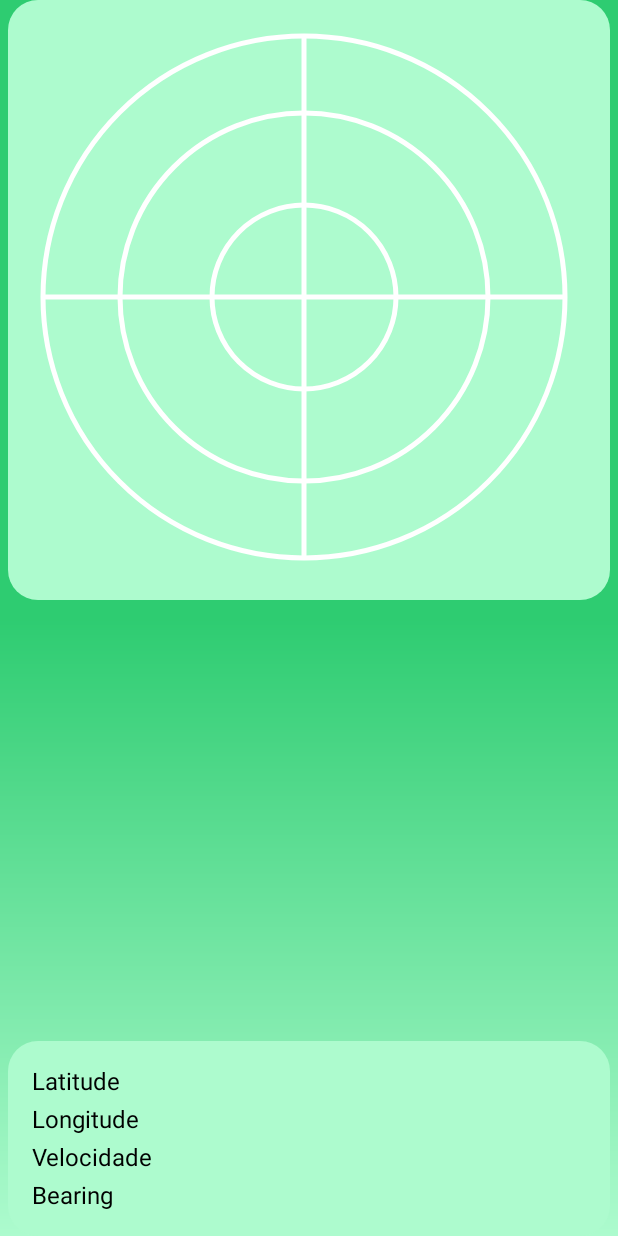
After one commit to AdelmoMenezes123/track-mobile-java, an Android app: the Gnss screen opened directly, with no data from a screen before it, on a phone screen of 412 x 824 dp. The commit adds this screen. Run offline under Robolectric (Android 15) with nearby library versions, the phone set to English and light mode, and no system bars.

Commit message:
finaliza projeto

```diff
--- a/app/build.gradle
+++ b/app/build.gradle
@@ -17,7 +17,7 @@ android {
 
     buildTypes {
         release {
-            minifyEnabled true
+            minifyEnabled false
             proguardFiles getDefaultProguardFile('proguard-android-optimize.txt'), 'proguard-rules.pro'
         }
     }
--- /dev/null
+++ b/app/src/main/java/com/example/track/Gnss.java
@@ -0,0 +1,185 @@
+package com.example.track;
+
+
+import androidx.annotation.NonNull;
+import androidx.annotation.RequiresApi;
+import androidx.appcompat.app.AppCompatActivity;
+import androidx.core.app.ActivityCompat;
+import androidx.core.location.GnssStatusCompat;
+
+import android.Manifest;
+import android.content.Context;
+import android.content.SharedPreferences;
+import android.content.pm.PackageManager;
+import android.location.GnssStatus;
+import android.location.Location;
+import android.location.LocationListener;
+import android.location.LocationManager;
+import android.location.LocationProvider;
+import android.os.Build;
+import android.os.Bundle;
+import android.widget.TextView;
+import android.widget.Toast;
+
+import java.text.DecimalFormat;
+
+public class Gnss extends AppCompatActivity implements LocationListener{
+    private LocationManager locationManager;
+    private LocationProvider locationProvider;
+    private GnssStatusCallback gnssStatusCallback;
+    private SharedPreferences sharedPrefs;
+    private TextView txtLatitude, txtLongitude, txtVelocidade, txtBearing;
+    private cGnssView circuloGnss;
+
+    @RequiresApi(api = Build.VERSION_CODES.N)
+    @Override
+    protected void onCreate(Bundle savedInstanceState) {
+        super.onCreate(savedInstanceState);
+        setContentView(R.layout.activity_gnss);
+        circuloGnss=findViewById(R.id.circuloGnss);
+        locationManager = (LocationManager)getSystemService(LOCATION_SERVICE);
+        locationProvider = locationManager.getProvider(LocationManager.GPS_PROVIDER);
+//        sharedPrefs = getSharedPreferences("MyPreferences", Context.MODE_PRIVATE);
+        instaciaTxt();
+        ativaGNSS();
+    }
+
+    @RequiresApi(api = Build.VERSION_CODES.N)
+    @Override
+    public void onStop() {
+        super.onStop();
+        desativaGNSS();
+    }
+
+    public void instaciaTxt(){
+        txtLatitude = (TextView) findViewById(R.id.text_latitudeGnss);
+        txtLongitude = (TextView) findViewById(R.id.text_longitudeGnss);
+        txtVelocidade = (TextView) findViewById(R.id.text_VelocidadeGnss);
+        txtBearing = (TextView) findViewById(R.id.text_BearingGnss);
+    }
+
+
+    @RequiresApi(api = Build.VERSION_CODES.N)
+    private void desativaGNSS() {
+        // locationManager.removeUpdates(this);
+        locationManager.unregisterGnssStatusCallback(gnssStatusCallback);
+    }
+
+    @RequiresApi(api = Build.VERSION_CODES.N)
+    public void ativaGNSS(){
+        if (ActivityCompat.checkSelfPermission(this, Manifest.permission.ACCESS_FINE_LOCATION)
+                != PackageManager.PERMISSION_GRANTED && ActivityCompat.checkSelfPermission(this, Manifest.permission.ACCESS_COARSE_LOCATION)
+                != PackageManager.PERMISSION_GRANTED) {
+            ActivityCompat.requestPermissions(Gnss.this, new String[]{Manifest.permission.ACCESS_FINE_LOCATION}, 1);
+        }
+        locationManager.requestLocationUpdates(locationProvider.getName(),
+                5*1000,
+                0.1f,
+                Gnss.this);
+        gnssStatusCallback = new GnssStatusCallback();
+        locationManager.registerGnssStatusCallback(gnssStatusCallback);
+    }
+
+    @RequiresApi(api = Build.VERSION_CODES.N)
+    @Override
+    public void onRequestPermissionsResult(int requestCode, String[] permissions, int[] grantResults){
+        super.onRequestPermissionsResult(requestCode, permissions, grantResults);
+        switch (requestCode){
+            case 1:
+                if(grantResults.length > 0 && grantResults[0] == PackageManager.PERMISSION_GRANTED){
+                    ativaGNSS();
+                }
+                else{
+                    Toast.makeText(this, "Localização desativada", Toast.LENGTH_SHORT).show();
+                    finish();
+                }
+                return;
+        }
+    }
+
+    public void escreverNaBarraDeStatusLocalizacao(double latitude, double longitude, double velocidade, double bearing){
+        txtLatitude.setText(trataCoordenadas(latitude));
+        txtLongitude.setText(trataCoordenadas(longitude));
+        txtVelocidade.setText(trataVelocidade(velocidade));
+        txtBearing.setText(String.valueOf(bearing));
+    }
+
+    @Override
+    public void onLocationChanged(@NonNull Location location) {
+        escreverNaBarraDeStatusLocalizacao(location.getLatitude(), location.getLongitude(), location.getSpeed(), location.getBearing());
+    }
+
+    public String formatarFloat(double numero){
+        String retorno = "";
+
+            DecimalFormat formatter = new DecimalFormat("0.00");
+            try{
+                retorno = formatter.format(numero);
+            }catch(Exception ex){
+                System.err.println("Erro ao formatar numero: " + ex);
+            }
+        return retorno;
+    }
+
+    public String trataVelocidade(double velo){
+        String result = "";
+        double velocidade = velo;
+
+            double Km = velocidade*3.60;
+            result = formatarFloat(Km) + " Km/h";
+
+        return result;
+    }
+
+    public String trataCoordenadas(double lat){
+        double valGrau, valMin, valSeg = 0;
+        String result = "";
+        String latnormal = "";
+        String retorno = "";
+        double aux = lat;
+        lat = Math.abs(lat);
+
+            latnormal = Location.convert(lat, Location.FORMAT_DEGREES).replace(",", ".");
+            result = latnormal + "º";
+
+            //para grau, minutos e segundos
+            valGrau = Math.floor(lat);
+            result = formatarFloat(valGrau) + "º";
+
+            valMin = Math.floor((lat - valGrau) * 60);
+            result += formatarFloat(valMin) + "'";
+
+            valSeg = Math.round((lat - valGrau - valMin / 60) * 3600 * 1000) / 1000;
+            result += formatarFloat(valSeg) + "''";
+
+        //testando se a coordenada original é positiva ao negativa
+        if(aux <= 0){
+            retorno = "-" + result;
+        }
+        else{
+            retorno = result;
+        }
+        return retorno;
+    }
+
+    @RequiresApi(api = Build.VERSION_CODES.N)
+    private class GnssStatusCallback extends GnssStatus.Callback{
+        public GnssStatusCallback(){
+            super();
+        }
+        @Override
+        public void onStarted(){
+        }
+        @Override
+        public void onStopped(){
+        }
+        @Override
+        public void onFirstFix(int ttffMillis){
+        }
+        @Override
+        public void onSatelliteStatusChanged(@NonNull GnssStatus status) {
+            circuloGnss.onSatelliteStatusChanged(status);
+            circuloGnss.invalidate();
+        }
+    }
+}
--- /dev/null
+++ b/app/src/main/java/com/example/track/cGnssView.java
@@ -0,0 +1,79 @@
+package com.example.track;
+
+import android.content.Context;
+import android.graphics.Canvas;
+import android.graphics.Color;
+import android.graphics.Paint;
+import android.location.GnssStatus;
+import android.os.Build;
+import android.util.AttributeSet;
+import android.view.View;
+
+import androidx.annotation.Nullable;
+import androidx.annotation.RequiresApi;
+
+public class cGnssView extends View {
+    private GnssStatus novoStatus;
+    private int raio;
+    private int altura,largura;
+
+
+    public cGnssView(Context context, @Nullable AttributeSet attrs) {
+        super(context, attrs);
+    }
+    public void onSatelliteStatusChanged(GnssStatus status) {
+        novoStatus=status;
+    }
+    @RequiresApi(api = Build.VERSION_CODES.N)
+    @Override
+    protected void onDraw(Canvas canvas) {
+        super.onDraw(canvas);
+        largura=getMeasuredWidth();
+        altura=getMeasuredHeight();
+
+        //definição do raio
+        if (largura<altura)
+            raio=(int)(largura/2*0.9);
+        else
+            raio=(int)(altura/2*0.9);
+
+        Paint circulo=new Paint();
+        circulo.setStyle(Paint.Style.STROKE);
+        circulo.setStrokeWidth(5);
+        circulo.setColor(Color.WHITE);
+
+        int radius=raio;
+        canvas.drawCircle(eixoXc(0), eixoYc(0), radius, circulo);
+        radius=(int)(radius*Math.cos(Math.toRadians(45)));
+        canvas.drawCircle(eixoXc(0), eixoYc(0), radius, circulo);
+        radius=(int)(radius*Math.cos(Math.toRadians(60)));
+        canvas.drawCircle(eixoXc(0), eixoYc(0), radius, circulo);
+
+        canvas.drawLine(eixoXc(0),eixoYc(-raio),eixoXc(0),eixoYc(raio),circulo);
+        canvas.drawLine(eixoXc(-raio),eixoYc(0),eixoXc(raio),eixoYc(0),circulo);
+
+        circulo.setColor(Color.BLACK);
+        circulo.setStyle(Paint.Style.FILL);
+
+        //mostrando os satélites
+        if (novoStatus!=null) {
+            for(int i=0;i<novoStatus.getSatelliteCount();i++) {
+                float az=novoStatus.getAzimuthDegrees(i);
+                float el=novoStatus.getElevationDegrees(i);
+                float x=(float)(raio*Math.cos(Math.toRadians(el))*Math.sin(Math.toRadians(az)));
+                float y=(float)(raio*Math.cos(Math.toRadians(el))*Math.cos(Math.toRadians(az)));
+                canvas.drawCircle(eixoXc(x), eixoYc(y), 10, circulo);
+                circulo.setTextAlign(Paint.Align.LEFT);
+                circulo.setTextSize(30);
+                String satID=novoStatus.getSvid(i)+"";
+                canvas.drawText(satID, eixoXc(x)+10, eixoYc(y)+10, circulo);
+            }
+        }
+    }
+    private int eixoXc(double x) {
+        return (int)(x+largura/2);
+    }
+    private int eixoYc(double y) {
+        return (int)(-y+altura/2);
+    }
+}
--- /dev/null
+++ b/app/src/main/res/drawable/container_components.xml
@@ -0,0 +1,8 @@
+<?xml version="1.0" encoding="utf-8"?>
+<!--- definição da forma do conteiner-->
+<shape xmlns:android="http://schemas.android.com/apk/res/android">
+    <!--- definição da cor-->
+    <solid android:color="@color/greenTransp"/>
+    <!--- definição do arredondamento-->
+    <corners android:radius="20dp"/>
+</shape>
--- /dev/null
+++ b/app/src/main/res/drawable/fundo.xml
@@ -0,0 +1,11 @@
+<?xml version="1.0" encoding="utf-8"?>
+<!--- definição do backgroud das telas-->
+<shape xmlns:android="http://schemas.android.com/apk/res/android">
+    <!--- definição do gradiente estilizado das telas, cores em ordem decrescente-->
+    <gradient
+        android:startColor="@color/greenTransp"
+        android:centerColor="@color/green"
+        android:endColor="@color/green"
+        android:angle="90"
+        />
+</shape>
--- /dev/null
+++ b/app/src/main/res/layout/activity_gnss.xml
@@ -0,0 +1,133 @@
+<?xml version="1.0" encoding="utf-8"?>
+<androidx.constraintlayout.widget.ConstraintLayout xmlns:android="http://schemas.android.com/apk/res/android"
+    xmlns:app="http://schemas.android.com/apk/res-auto"
+    xmlns:tools="http://schemas.android.com/tools"
+    android:layout_width="match_parent"
+    android:layout_height="match_parent"
+    android:background="@drawable/fundo"
+    tools:context=".Gnss">
+
+    <View
+        android:id="@+id/containerGnss"
+        style="@style/containerGnss"
+        app:layout_constraintBottom_toBottomOf="parent"
+        app:layout_constraintEnd_toEndOf="parent" />
+
+    <View
+        android:id="@+id/containerGnss2"
+        style="@style/containerGnss2"
+        app:layout_constraintEnd_toEndOf="parent"
+        app:layout_constraintHorizontal_bias="0.0"
+        app:layout_constraintStart_toStartOf="parent"
+        tools:layout_editor_absoluteY="105dp" />
+
+    <TextView
+        android:id="@+id/titulo_latitudeGnss"
+        android:layout_width="wrap_content"
+        android:layout_height="wrap_content"
+        android:layout_alignParentTop="true"
+        android:layout_marginStart="16dp"
+        android:layout_marginTop="15dp"
+        android:text="Latitude "
+        android:textColor="@color/black"
+        android:textSize="16sp"
+        app:layout_constraintStart_toStartOf="@id/containerGnss"
+        app:layout_constraintTop_toTopOf="@id/containerGnss" />
+
+    <TextView
+        android:id="@+id/text_latitudeGnss"
+        android:layout_width="wrap_content"
+        android:layout_height="wrap_content"
+        android:layout_alignParentTop="true"
+        android:layout_marginStart="16dp"
+        android:layout_marginTop="15dp"
+        android:textColor="@color/black"
+        android:textSize="16sp"
+        app:layout_constraintStart_toEndOf="@+id/titulo_latitudeGnss"
+        app:layout_constraintTop_toTopOf="@id/containerGnss" />
+
+    <TextView
+        android:id="@+id/titulo_longitudeGnss"
+        android:layout_width="wrap_content"
+        android:layout_height="wrap_content"
+        android:layout_marginStart="16dp"
+        android:layout_marginTop="25dp"
+        android:text="Longitude "
+        android:textColor="@color/black"
+        android:textSize="16sp"
+        app:layout_constraintStart_toStartOf="@id/containerGnss"
+        app:layout_constraintTop_toTopOf="@id/titulo_latitudeGnss" />
+
+    <TextView
+        android:id="@+id/text_longitudeGnss"
+        android:layout_width="wrap_content"
+        android:layout_height="wrap_content"
+        android:layout_marginStart="16dp"
+        android:layout_marginTop="3dp"
+        android:textColor="@color/black"
+        android:textSize="16sp"
+        app:layout_constraintStart_toEndOf="@id/titulo_longitudeGnss"
+        app:layout_constraintTop_toBottomOf="@id/titulo_latitudeGnss" />
+
+    <TextView
+        android:id="@+id/titulo_velocidadeGnss"
+        android:layout_width="wrap_content"
+        android:layout_height="wrap_content"
+        android:layout_marginStart="16dp"
+        android:layout_marginTop="25dp"
+        android:layout_marginBottom="10dp"
+        android:text="Velocidade "
+        android:textColor="@color/black"
+        android:textSize="16sp"
+        app:layout_constraintStart_toStartOf="@id/containerGnss"
+        app:layout_constraintTop_toTopOf="@id/titulo_longitudeGnss" />
+
+    <TextView
+        android:id="@+id/text_VelocidadeGnss"
+        android:layout_width="wrap_content"
+        android:layout_height="wrap_content"
+        android:layout_marginStart="16dp"
+        android:layout_marginTop="3dp"
+        android:layout_marginBottom="10dp"
+        android:textColor="@color/black"
+        android:textSize="16sp"
+        app:layout_constraintStart_toEndOf="@id/titulo_velocidadeGnss"
+        app:layout_constraintTop_toBottomOf="@id/titulo_longitudeGnss" />
+
+    <TextView
+        android:id="@+id/titulo_BearingGnss"
+        android:layout_width="wrap_content"
+        android:layout_height="wrap_content"
+        android:layout_marginStart="16dp"
+        android:layout_marginTop="25dp"
+        android:layout_marginBottom="10dp"
+        android:text="Bearing "
+        android:textColor="@color/black"
+        android:textSize="16sp"
+        app:layout_constraintStart_toStartOf="@id/containerGnss"
+        app:layout_constraintTop_toTopOf="@id/titulo_velocidadeGnss" />
+
+    <TextView
+        android:id="@+id/text_BearingGnss"
+        android:layout_width="wrap_content"
+        android:layout_height="wrap_content"
+        android:layout_marginStart="16dp"
+        android:layout_marginTop="3dp"
+        android:layout_marginBottom="10dp"
+        android:textColor="@color/black"
+        android:textSize="16sp"
+        app:layout_constraintStart_toEndOf="@id/titulo_BearingGnss"
+        app:layout_constraintTop_toBottomOf="@id/titulo_velocidadeGnss" />
+
+    <com.example.track.cGnssView
+        android:id="@+id/circuloGnss"
+        android:layout_width="387dp"
+        android:layout_height="429dp"
+        app:layout_constraintBottom_toBottomOf="@id/containerGnss2"
+        app:layout_constraintEnd_toEndOf="parent"
+        app:layout_constraintHorizontal_bias="0.2"
+        app:layout_constraintStart_toStartOf="@id/containerGnss2"
+        app:layout_constraintTop_toTopOf="@id/containerGnss2"
+        app:layout_constraintVertical_bias="0.6" />
+
+</androidx.constraintlayout.widget.ConstraintLayout>
--- a/app/src/main/res/values/styles.xml
+++ b/app/src/main/res/values/styles.xml
@@ -123,4 +123,24 @@
         <item name="android:textStyle">bold</item>
         <item name="android:textSize">20dp</item>
     </style>
+
+    <!--- estilo do container coordenada da tela GNSS-->
+    <style name="containerGnss">
+        <item name="android:layout_width">match_parent</item>
+        <item name="android:layout_height">130dp</item>
+        <item name="android:background">@drawable/container_components</item>
+        <item name="android:layout_marginRight">5dp</item>
+        <item name="android:layout_marginLeft">5dp</item>
+        <item name="android:layout_marginTop">20dp</item>
+    </style>
+
+    <!--- estilo do container2 coordenada da tela GNSS-->
+    <style name="containerGnss2">
+        <item name="android:layout_width">match_parent</item>
+        <item name="android:layout_height">400dp</item>
+        <item name="android:background">@drawable/container_components</item>
+        <item name="android:layout_marginRight">5dp</item>
+        <item name="android:layout_marginLeft">5dp</item>
+        <item name="android:layout_marginTop">30dp</item>
+    </style>
 </resources>
```
Also changed, not shown: app/src/main/AndroidManifest.xml (+8 -3 lines), app/src/main/java/com/example/track/Home.java (+10 -1 lines), app/src/main/res/drawable/ic_gnss.xml (added, +13 -0 lines), 472 other files.
